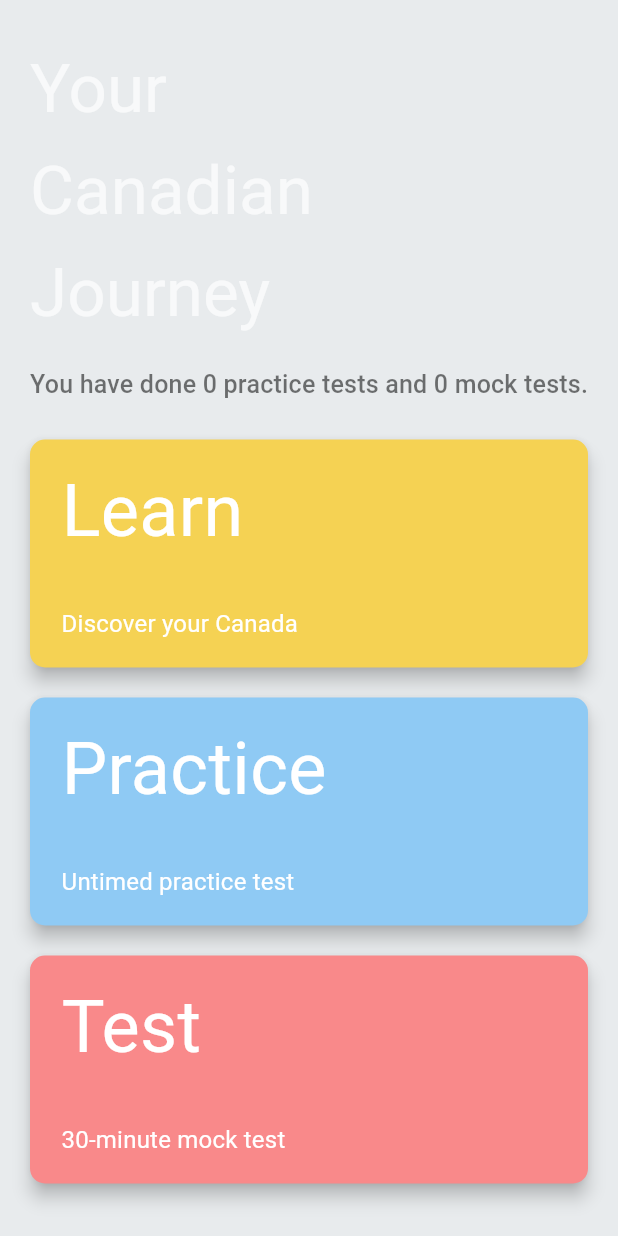
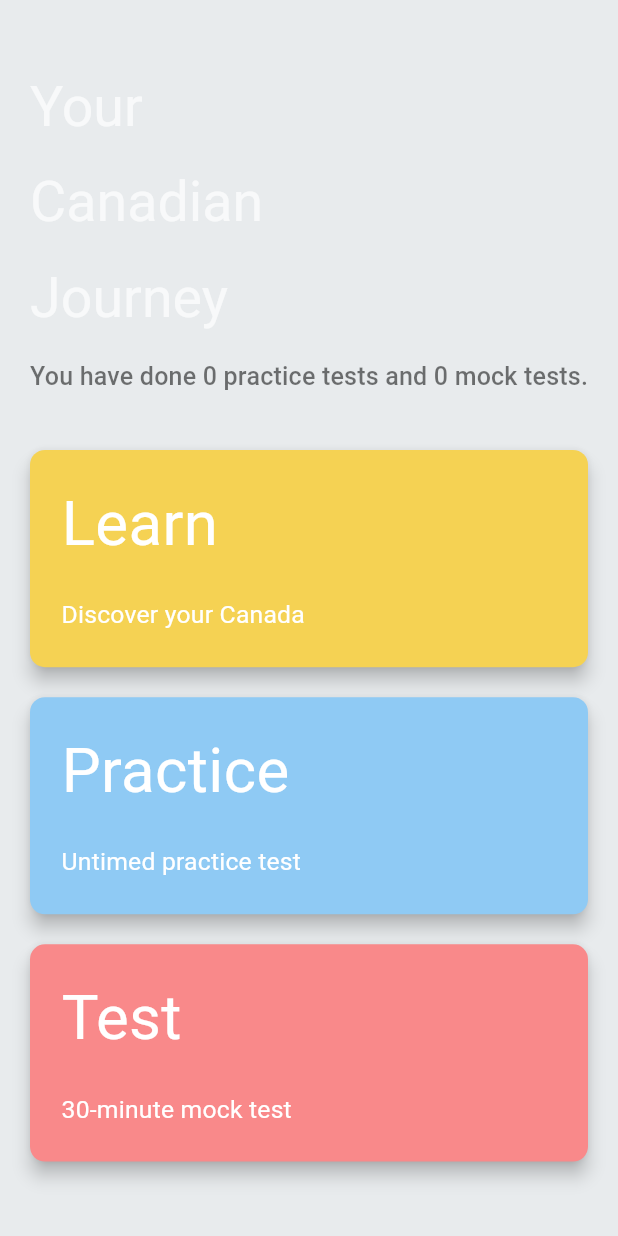
Before and after one commit to derekphan/canadacitizenship, a Flutter app: the screen it shows after launch, on a phone screen of 412 x 824 dp. Run offline on Flutter 3.47's test engine with Material 2 defaults, Android fonts, the phone set to English and light mode, and no system bars; our stand-ins replace sembast, shared_preferences, timeline_tile; missing offline and left inert: encrypt; Roboto replaces fonts that are missing (Roboto Mono); statements that could not run were skipped.

Commit message:
refractor UI size to safe block on home screen

```diff
--- /dev/null
+++ b/lib/utilities/size_config.dart
@@ -0,0 +1,29 @@
+import "package:flutter/widgets.dart";
+
+class SizeConfig {
+  static MediaQueryData _mediaQueryData;
+  static double screenWidth;
+  static double screenHeight;
+  static double blockSizeHorizontal;
+  static double blockSizeVertical;
+
+  static double _safeAreaHorizontal;
+  static double _safeAreaVertical;
+  static double safeBlockHorizontal;
+  static double safeBlockVertical;
+
+  void init(BuildContext context) {
+    _mediaQueryData = MediaQuery.of(context);
+    screenWidth = _mediaQueryData.size.width;
+    screenHeight = _mediaQueryData.size.height;
+    blockSizeHorizontal = screenWidth / 100;
+    blockSizeVertical = screenHeight / 100;
+
+    _safeAreaHorizontal =
+        _mediaQueryData.padding.left + _mediaQueryData.padding.right;
+    _safeAreaVertical =
+        _mediaQueryData.padding.top + _mediaQueryData.padding.bottom;
+    safeBlockHorizontal = (screenWidth - _safeAreaHorizontal) / 100;
+    safeBlockVertical = (screenHeight - _safeAreaVertical) / 100;
+  }
+}
--- a/lib/views/components/buttons.dart
+++ b/lib/views/components/buttons.dart
@@ -1,4 +1,5 @@
 import 'package:cannuck_app_flutter/business_logic/models/questions_answers.dart';
+import 'package:cannuck_app_flutter/utilities/size_config.dart';
 import 'package:flutter/material.dart';
 import 'package:provider/provider.dart';
 
@@ -16,31 +17,37 @@ class MainButton extends StatelessWidget {
       child: Container(
         padding: const EdgeInsets.symmetric(vertical: 10.0),
         width: double.infinity,
+        // ignore: deprecated_member_use
         child: RaisedButton(
           color: color,
           elevation: 5.0,
           shape: RoundedRectangleBorder(
             borderRadius: BorderRadius.circular(10.0),
           ),
-          child: Padding(
+          child: Container(
             padding:
-                const EdgeInsets.symmetric(horizontal: 5.0, vertical: 15.0),
+                const EdgeInsets.symmetric(horizontal: 5.0, vertical: 10.0),
+            height: SizeConfig.safeBlockVertical * 15,
             child: Column(
               mainAxisAlignment: MainAxisAlignment.spaceAround,
               crossAxisAlignment: CrossAxisAlignment.stretch,
               children: [
-                Flexible(
-                  child: Text(
-                    title,
-                    style: Theme.of(context).textTheme.headline4,
-                  ),
+                Text(
+                  title,
+                  style: Theme.of(context)
+                      .textTheme
+                      .headline4
+                      .copyWith(fontSize: SizeConfig.safeBlockVertical * 5),
                 ),
                 SizedBox(
-                  height: 20.0,
+                  height: SizeConfig.safeBlockVertical * 1,
                 ),
                 Text(
                   description,
-                  style: Theme.of(context).textTheme.subtitle1,
+                  style: Theme.of(context)
+                      .textTheme
+                      .subtitle1
+                      .copyWith(fontSize: SizeConfig.safeBlockVertical * 2),
                 ),
               ],
             ),
--- a/lib/views/screens/homescreen.dart
+++ b/lib/views/screens/homescreen.dart
@@ -1,4 +1,5 @@
 import 'package:cannuck_app_flutter/business_logic/models/questions_answers.dart';
+import 'package:cannuck_app_flutter/utilities/size_config.dart';
 import 'package:cannuck_app_flutter/views/components/buttons.dart';
 import 'package:cannuck_app_flutter/views/screens/learnscreen.dart';
 import 'package:cannuck_app_flutter/views/screens/testscreen.dart';
@@ -35,16 +36,18 @@ class _HomeScreenState extends State<HomeScreen> {
 
   @override
   Widget build(BuildContext context) {
+    SizeConfig().init(context);
+
     return Container(
       color: Theme.of(context).backgroundColor,
       child: Padding(
-        padding: const EdgeInsets.symmetric(horizontal: 20.0, vertical: 25.0),
+        padding: const EdgeInsets.symmetric(horizontal: 20.0, vertical: 20.0),
         child: Column(
           mainAxisAlignment: MainAxisAlignment.spaceEvenly,
           crossAxisAlignment: CrossAxisAlignment.start,
           children: [
-            Flexible(
-              flex: 1,
+            Container(
+              height: SizeConfig.safeBlockVertical * 28,
               child: Column(
                 mainAxisAlignment: MainAxisAlignment.spaceAround,
                 crossAxisAlignment: CrossAxisAlignment.start,
@@ -53,39 +56,50 @@ class _HomeScreenState extends State<HomeScreen> {
                     fit: BoxFit.fitHeight,
                     child: Text(
                       'Your',
-                      style: Theme.of(context).accentTextTheme.headline3,
+                      style: Theme.of(context)
+                          .accentTextTheme
+                          .headline3
+                          .copyWith(
+                              fontSize: SizeConfig.safeBlockHorizontal * 9),
                     ),
                   ),
                   FittedBox(
                     fit: BoxFit.fitHeight,
                     child: Text(
                       'Canadian',
-                      style: Theme.of(context).accentTextTheme.headline3,
+                      style: Theme.of(context)
+                          .accentTextTheme
+                          .headline3
+                          .copyWith(
+                              fontSize: SizeConfig.safeBlockHorizontal * 9),
                     ),
                   ),
                   FittedBox(
                     fit: BoxFit.fitHeight,
                     child: Text(
                       'Journey',
-                      style: Theme.of(context).accentTextTheme.headline3,
+                      style: Theme.of(context)
+                          .accentTextTheme
+                          .headline3
+                          .copyWith(
+                              fontSize: SizeConfig.safeBlockHorizontal * 9),
                     ),
                   ),
-                  Padding(
-                    padding: const EdgeInsets.symmetric(vertical: 10.0),
-                    child: FittedBox(
+                  FittedBox(
                     fit: BoxFit.fitWidth,
                     child: Text(
                       'You have done $_noPracticeDone practice tests and $_noTestDone mock tests.',
                       style: Theme.of(context).textTheme.headline6.copyWith(
-                            color: Colors.black54, fontWeight: FontWeight.w500),
+                            color: Colors.black54,
+                            fontWeight: FontWeight.w500,
                           ),
                     ),
                   ),
                 ],
               ),
             ),
-            Flexible(
-              flex: 2,
+            Container(
+              height: SizeConfig.safeBlockVertical * 60,
               child: Column(
                 mainAxisAlignment: MainAxisAlignment.spaceAround,
                 crossAxisAlignment: CrossAxisAlignment.start,
```
Also changed, not shown: lib/views/screens/testscreen.dart (+23 -24 lines). Lines whose indentation alone changed are shown as unchanged.
